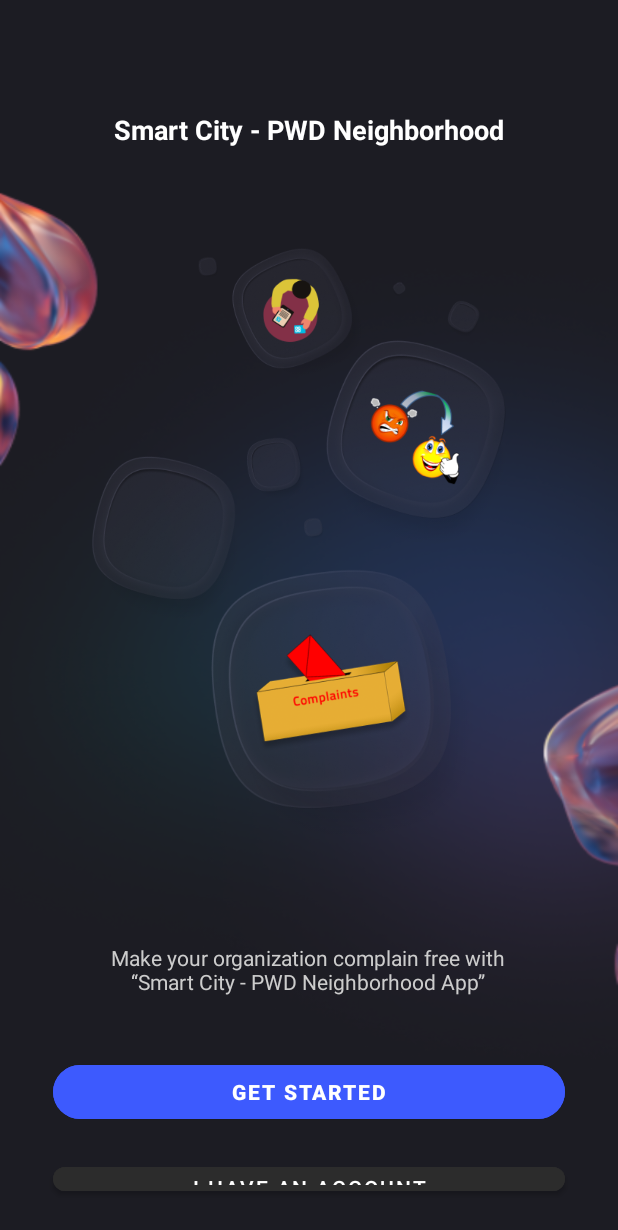
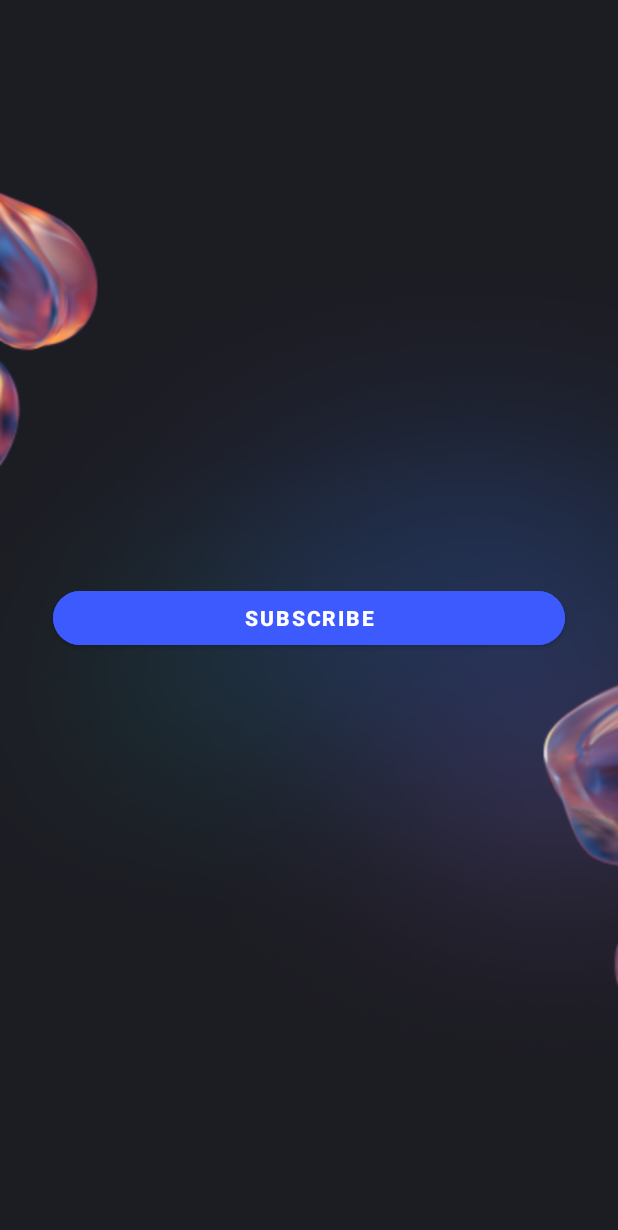
Before and after one commit to thevishnuteja/SmartCity-PWD-App, an Android app: the screen it shows after launch (actwelcomepage before the commit, actsubscribepage after it), on a phone screen of 412 x 824 dp. Shown: the top 1230 px of the screen. Run offline under Robolectric (Android 15) with nearby library versions, the phone set to English and light mode, and no system bars.

Commit message:
update codes

```diff
--- a/app/src/main/AndroidManifest.xml
+++ b/app/src/main/AndroidManifest.xml
@@ -46,7 +46,7 @@
 
         <!-- Launcher Activity -->
         <activity
-            android:name="com.SIMATS.smartcity.actwelcomepage"
+            android:name="com.SIMATS.smartcity.actsubscribepage"
             android:exported="true">
             <intent-filter>
                 <action android:name="android.intent.action.MAIN" />
@@ -55,6 +55,7 @@
         </activity>
 
         <!-- Other Activities -->
+        <activity android:name="com.SIMATS.smartcity.actwelcomepage" android:exported="true" />
         <activity android:name="com.SIMATS.smartcity.actlogin" android:exported="true" />
         <activity android:name="com.SIMATS.smartcity.actmainpage" android:exported="false" />
         <activity android:name="com.SIMATS.smartcity.actsignup" android:exported="false" />
--- a/app/src/main/java/com/SIMATS/smartcity/actapiconfig.java
+++ b/app/src/main/java/com/SIMATS/smartcity/actapiconfig.java
@@ -7,7 +7,7 @@ public class actapiconfig {
     private static final String LOCAL_URL = "http://" + LOCAL_IP + "/smartcity/";
 
     // Ngrok URL (used when on mobile data or external)
-    private static final String NGROK_URL = "https://e84a296d197d.ngrok-free.app/smartcity/"; // Replace with your live ngrok URL
+    private static final String NGROK_URL = "http://14.139.187.229:8081/PDD-2025(9thmonth)/smartcity_backend-main/smartcity/"; // Replace with your live ngrok URL
 
     // Function to get Local API URL
     public static String getLocalAPI() {
--- /dev/null
+++ b/app/src/main/java/com/SIMATS/smartcity/actsubscribepage.java
@@ -0,0 +1,33 @@
+package com.SIMATS.smartcity;
+
+import android.content.Intent;
+import android.os.Bundle;
+import android.view.View;
+import androidx.appcompat.app.AppCompatActivity;
+import com.google.android.material.button.MaterialButton;
+
+public class actsubscribepage extends AppCompatActivity {
+
+    @Override
+    protected void onCreate(Bundle savedInstanceState) {
+        super.onCreate(savedInstanceState);
+
+        // Set the content view to your XML layout file.
+        // Make sure your layout file is named 'welcome_scr.xml' or change R.layout.welcome_scr accordingly.
+        setContentView(R.layout.subscribepage);
+
+        // Find the button from the layout using its ID.
+        MaterialButton subscribeButton = findViewById(R.id.btn_get_started);
+
+        // Set a click listener on the button to handle user taps.
+        subscribeButton.setOnClickListener(new View.OnClickListener() {
+            @Override
+            public void onClick(View v) {
+                // This code will now open the actwelcomepage activity.
+                // Make sure you have a corresponding 'actwelcomepage.java' file in your project.
+                Intent intent = new Intent(actsubscribepage.this, actwelcomepage.class);
+                startActivity(intent);
+            }
+        });
+    }
+}
--- /dev/null
+++ b/app/src/main/res/layout/subscribepage.xml
@@ -0,0 +1,21 @@
+<RelativeLayout xmlns:android="http://schemas.android.com/apk/res/android"
+    xmlns:app="http://schemas.android.com/apk/res-auto"
+    android:id="@+id/welcome_scr"
+    android:layout_width="match_parent"
+    android:layout_height="match_parent"
+    android:background="@drawable/bg"
+    android:padding="24dp">
+
+    <com.google.android.material.button.MaterialButton
+        android:id="@+id/btn_get_started"
+        android:layout_width="341dp"
+        android:layout_height="wrap_content"
+        android:layout_centerHorizontal="true"
+        android:layout_centerInParent="true"
+        android:backgroundTint="#3D5AFE"
+        android:text="Subscribe"
+        android:textColor="#FFFFFF"
+        android:textStyle="bold"
+        app:cornerRadius="19dp" />
+
+</RelativeLayout>
--- a/app/src/main/res/xml/network_security_config.xml
+++ b/app/src/main/res/xml/network_security_config.xml
@@ -21,7 +21,7 @@
         You can have multiple <domain> entries.
     -->
     <domain-config cleartextTrafficPermitted="true">
-        <domain includeSubdomains="true">e84a296d197d.ngrok-free.app</domain>
+        <domain includeSubdomains="false">14.139.187.229</domain>
 <!--        <domain includeSubdomains="true">99afc524bf5d.ngrok-free.app</domain>-->
         <!-- Example for local development server: -->
         <!-- <domain includeSubdomains="true">10.0.2.2</domain> -->
```
